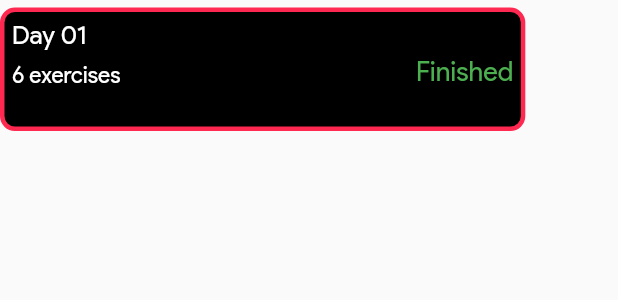
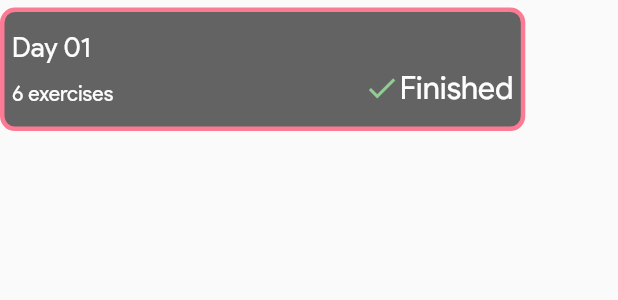
Before and after one commit to thanhdat369/HCI-PT-Booking, a Flutter app: the RoundedTrainingDay widget shown alone on an empty page, opened directly, on a phone screen of 412 x 824 dp. Shown: the top 300 px of the screen. Run offline on Flutter 3.47's test engine with Material 2 defaults, Android fonts, the phone set to English and light mode, and no system bars; our stand-ins replace chewie, flutter_svg, font_awesome_flutter, smooth_star_rating, table_calendar, video_player.

Commit message:
config rounderTrainingDay

```diff
--- a/lib/screens/user_screen/rounder_training_day.dart
+++ b/lib/screens/user_screen/rounder_training_day.dart
@@ -21,23 +21,29 @@ class RoundedTrainingDay extends StatelessWidget {
         Navigator.push(
             context, MaterialPageRoute(builder: (context) => ExerciseScreen()));
       },
+      child: Opacity(
+        opacity: is_finish ? 0.6 : 1,
         child: Container(
           padding: EdgeInsets.all(5),
           margin: EdgeInsets.fromLTRB(0, 5, 0, 5),
           decoration: BoxDecoration(
               borderRadius: BorderRadius.all(Radius.circular(10)),
-            color: is_finish ? MainColors.kDark : MainColors.kMain,
+              color: MainColors.kDark,
               border: Border.all(width: 3, color: MainColors.kMain)),
           width: size.width * 0.85,
           height: size.height * 0.1,
           child: Column(
             crossAxisAlignment: CrossAxisAlignment.start,
+            mainAxisAlignment: MainAxisAlignment.center,
             children: <Widget>[
               Padding(
                 padding: const EdgeInsets.only(bottom: 3),
                 child: Text(
                   this.title,
-                style: TextStyle(fontSize: 17),
+                  style: TextStyle(
+                      fontSize: 18,
+                      fontWeight: FontWeight.w500,
+                      color: MainColors.kLight),
                 ),
               ),
               Row(
@@ -46,17 +52,26 @@ class RoundedTrainingDay extends StatelessWidget {
                 children: <Widget>[
                   Text(
                     "$num_of_excercise exercises",
-                  style: TextStyle(fontSize: 15),
+                    style: TextStyle(fontSize: 14, color: MainColors.kLight),
                   ),
+                  Row(children: [
+                    is_finish
+                        ? Icon(
+                            Icons.check,
+                            color: Colors.green,
+                          )
+                        : Icon(null),
                     Text(
-                  is_finish ? "Finished" : "",
-                  style: TextStyle(fontSize: 18, color: Colors.green),
+                      is_finish ? "Finished" : "Start",
+                      style: TextStyle(fontSize: 21, color: MainColors.kLight),
                     ),
+                  ]),
                 ],
               )
             ],
           ),
         ),
+      ),
     );
   }
 }
```
Lines whose indentation alone changed are shown as unchanged.
